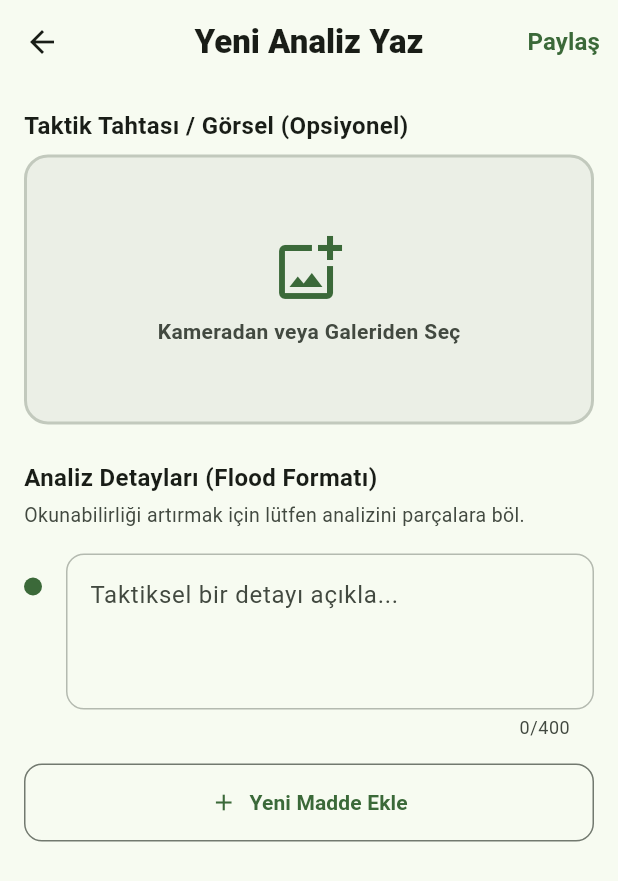
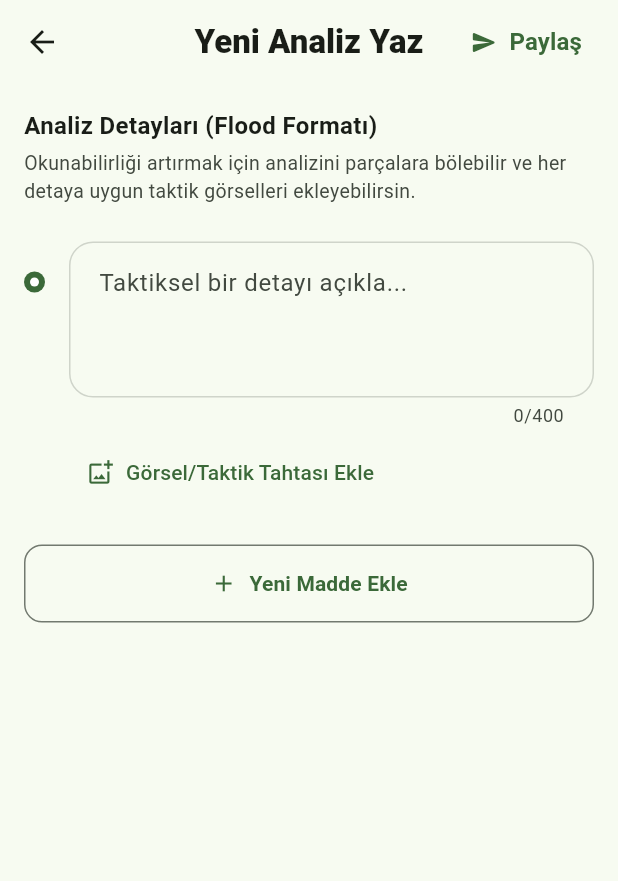
Before and after one commit to ebubekirakin/Futbol-Panorama, a Flutter app: the CreateAnalysisPage screen opened directly, on a phone screen of 412 x 824 dp. Shown: the top 881 px of the screen. Run offline on Flutter 3.47's test engine with Material 3 defaults, Android fonts, the phone set to English and light mode, and no system bars; our stand-ins replace dio, flutter_riverpod, fpdart, freezed_annotation, supabase_flutter; accounts and stored records are empty.

```diff
--- a/mobile_app/lib/features/create_analysis/presentation/pages/create_analysis_page.dart
+++ b/mobile_app/lib/features/create_analysis/presentation/pages/create_analysis_page.dart
@@ -1,69 +1,72 @@
 import 'dart:io';
 import 'package:flutter/material.dart';
+import 'package:flutter_riverpod/flutter_riverpod.dart';
+import '../providers/flood_provider.dart';
 
-class CreateAnalysisPage extends StatefulWidget {
+class CreateAnalysisPage extends ConsumerStatefulWidget {
   const CreateAnalysisPage({super.key});
 
   @override
-  State<CreateAnalysisPage> createState() => _CreateAnalysisPageState();
+  ConsumerState<CreateAnalysisPage> createState() => _CreateAnalysisPageState();
 }
 
-class _CreateAnalysisPageState extends State<CreateAnalysisPage> {
-  // Analiz metinlerinin tutulacağı Controller listemiz
-  final List<TextEditingController> _textControllers = [TextEditingController()];
-
-  // Seçilen resmin dosya yolunu tutacak geçici state
-  String? _selectedImagePath;
+class _CreateAnalysisPageState extends ConsumerState<CreateAnalysisPage> {
+  // Controller'ları id'lerine göre tutan harita.
+  // Performans ve state yönetimi uyumu için controller'ları arayüz tarafında (State) tutuyoruz.
+  final Map<String, TextEditingController> _controllers = {};
 
   @override
   void dispose() {
-    // Hafıza sızıntılarını önlemek için controller'ları temizliyoruz
-    for (var controller in _textControllers) {
+    // Hafıza sızıntısı olmaması için oluşturulan tüm controller'lar dispose ediliyor
+    for (var controller in _controllers.values) {
       if (mounted) controller.dispose();
     }
     super.dispose();
   }
 
-  void _addNewTextField() {
-    setState(() {
-      _textControllers.add(TextEditingController());
+  TextEditingController _getController(String id, String initialText) {
+    if (!_controllers.containsKey(id)) {
+      final controller = TextEditingController(text: initialText);
+      // Klavye yazıldıkça ufak gecikmelerden kaçınmak ve provider'ı eşitlemek için listener
+      controller.addListener(() {
+        ref.read(floodNotifierProvider.notifier).updateText(id, controller.text);
       });
+      _controllers[id] = controller;
+    }
+    return _controllers[id]!;
   }
 
-  void _removeTextField(int index) {
-    if (_textControllers.length > 1) {
-      setState(() {
-        _textControllers[index].dispose();
-        _textControllers.removeAt(index);
-      });
-    }
-  }
+  Future<void> _pickImage(String id) async {
+    // BURADA GELECEKTE GERÇEK IMAGE_PICKER KULLANILACAK
+    // Örnek kullanım:
+    // final picker = ImagePicker();
+    // final image = await picker.pickImage(source: ImageSource.gallery);
+    // if (image != null) ref.read(floodNotifierProvider.notifier).updateImage(id, image.path);
 
-  Future<void> _pickImage() async {
-    // Burada ileride image_picker kütüphanesi kullanılacaktır
-    // Örnek: final picker = ImagePicker(); final image = await picker.pickImage(source: ImageSource.gallery);
-    // Şimdilik UI simülasyonu yapıyoruz.
+    // ŞİMDİLİK SİMÜLASYON YAPIYORUZ
     ScaffoldMessenger.of(context).showSnackBar(
-      const SnackBar(content: Text('Sistem galerisi açılıyor (ImagePicker entegrasyonu simule edildi)')),
+      const SnackBar(content: Text('Sistem galerisi açılıyor (Simülasyon)')),
     );
+    // Geçici olarak bir dummy path gönderiyoruz ki UI güncellensin:
+    ref.read(floodNotifierProvider.notifier).updateImage(id, 'simulated_dummy_path_for_$id');
   }
 
   @override
   Widget build(BuildContext context) {
+    final floodList = ref.watch(floodNotifierProvider);
+
+    // Aktif olmayan controller'ları serbest bırak (silinen maddeler için)
+    final currentIds = floodList.map((e) => e.id).toSet();
+    _controllers.keys.where((id) => !currentIds.contains(id)).toList().forEach((id) {
+       _controllers[id]?.dispose();
+       _controllers.remove(id);
+    });
+
     return Scaffold(
       appBar: AppBar(
         title: const Text('Yeni Analiz Yaz', style: TextStyle(fontWeight: FontWeight.w800)),
         actions: [
-          TextButton(
-            onPressed: () {
-              // Yayınlama mantığı eklenecek
-              ScaffoldMessenger.of(context).showSnackBar(
-                const SnackBar(content: Text('Analiz yapay zeka denetimine gönderiliyor...')),
-              );
-              Navigator.pop(context);
-            },
-            child: const Text('Paylaş', style: TextStyle(fontWeight: FontWeight.bold, fontSize: 16)),
-          )
+          filledButtonOrTextButton(context, floodList),
         ],
       ),
       body: SingleChildScrollView(
@@ -71,50 +74,6 @@ class _CreateAnalysisPageState extends State<CreateAnalysisPage> {
         child: Column(
           crossAxisAlignment: CrossAxisAlignment.stretch,
           children: [
-            // Resim Yükleme Alanı
-            const Text(
-              'Taktik Tahtası / Görsel (Opsiyonel)',
-              style: TextStyle(fontWeight: FontWeight.bold, fontSize: 16),
-            ),
-            const SizedBox(height: 8),
-            InkWell(
-              onTap: _pickImage,
-              borderRadius: BorderRadius.circular(16),
-              child: Container(
-                height: 180,
-                decoration: BoxDecoration(
-                  color: Theme.of(context).colorScheme.surfaceContainerHighest.withOpacity(0.5),
-                  borderRadius: BorderRadius.circular(16),
-                  border: Border.all(
-                    color: Theme.of(context).colorScheme.outlineVariant,
-                    width: 2,
-                    style: BorderStyle.solid,
-                  ),
-                ),
-                child: Center(
-                  child: Column(
-                    mainAxisAlignment: MainAxisAlignment.center,
-                    children: [
-                      Icon(
-                        Icons.add_photo_alternate_outlined,
-                        size: 48,
-                        color: Theme.of(context).colorScheme.primary,
-                      ),
-                      const SizedBox(height: 8),
-                      Text(
-                        'Kameradan veya Galeriden Seç',
-                        style: TextStyle(
-                          color: Theme.of(context).colorScheme.onSurfaceVariant,
-                          fontWeight: FontWeight.w600,
-                        ),
-                      ),
-                    ],
-                  ),
-                ),
-              ),
-            ),
-            const SizedBox(height: 24),
-
             // Dinamik Madde Madde Flood Alanı
             const Text(
               'Analiz Detayları (Flood Formatı)',
@@ -122,27 +81,28 @@ class _CreateAnalysisPageState extends State<CreateAnalysisPage> {
             ),
             const SizedBox(height: 4),
             Text(
-              'Okunabilirliği artırmak için lütfen analizini parçalara böl.',
+              'Okunabilirliği artırmak için analizini parçalara bölebilir ve her detaya uygun taktik görselleri ekleyebilirsin.',
               style: TextStyle(color: Theme.of(context).colorScheme.onSurfaceVariant, fontSize: 13),
             ),
-            const SizedBox(height: 16),
+            const SizedBox(height: 24),
 
-            // TextFields Listesi
+            // TextFields Listesi (Riverpod State üzerinden çalışır)
             ListView.separated(
               shrinkWrap: true,
               physics: const NeverScrollableScrollPhysics(),
-              itemCount: _textControllers.length,
-              separatorBuilder: (context, index) => const SizedBox(height: 12),
+              itemCount: floodList.length,
+              separatorBuilder: (context, index) => const SizedBox(height: 16),
               itemBuilder: (context, index) {
-                return _buildDynamicTextField(index);
+                final item = floodList[index];
+                return _buildDynamicFloodItem(item, index, floodList.length);
               },
             ),
 
-            const SizedBox(height: 16),
+            const SizedBox(height: 24),
 
             // Yeni Madde Ekle Butonu
             OutlinedButton.icon(
-              onPressed: _addNewTextField,
+              onPressed: () => ref.read(floodNotifierProvider.notifier).addFloodItem(),
               icon: const Icon(Icons.add),
               label: const Text('Yeni Madde Ekle', style: TextStyle(fontWeight: FontWeight.bold)),
               style: OutlinedButton.styleFrom(
@@ -157,62 +117,161 @@ class _CreateAnalysisPageState extends State<CreateAnalysisPage> {
     );
   }
 
-  Widget _buildDynamicTextField(int index) {
+  Widget filledButtonOrTextButton(BuildContext context, List<FloodItem> list) {
+     return Padding(
+       padding: const EdgeInsets.only(right: 8.0),
+       child: TextButton.icon(
+          onPressed: () {
+            // Örnek doğrulama veya api'ye gönderme (JSON olarak görebilelim diye logluyoruz)
+            for(var item in list) {
+              debugPrint("Flood ${item.id}: Text='${item.text}', Image=${item.imagePath}");
+            }
+            ScaffoldMessenger.of(context).showSnackBar(
+              const SnackBar(content: Text('Analiz yapay zeka denetimine gönderiliyor...')),
+            );
+            Navigator.pop(context);
+          },
+          label: const Text('Paylaş', style: TextStyle(fontWeight: FontWeight.bold, fontSize: 16)),
+          icon: const Icon(Icons.send_rounded, size: 18),
+        ),
+     );
+  }
+
+  Widget _buildDynamicFloodItem(FloodItem item, int index, int totalCount) {
     return Row(
       crossAxisAlignment: CrossAxisAlignment.start,
       children: [
         // Sola çizgi ve madde imi (Twitter thread efekti)
         Column(
           children: [
-            const SizedBox(height: 16), // Padding for alignment
+            const SizedBox(height: 20), // Hizalama
             Container(
-              width: 12,
-              height: 12,
+              width: 14,
+              height: 14,
               decoration: BoxDecoration(
                 color: Theme.of(context).colorScheme.primary,
                 shape: BoxShape.circle,
               ),
+              child: Center(
+                child: Container(
+                  width: 6,
+                  height: 6,
+                  decoration: BoxDecoration(
+                    color: Theme.of(context).colorScheme.onPrimary,
+                    shape: BoxShape.circle,
                   ),
-            if (index < _textControllers.length - 1)
+                ),
+              ),
+            ),
+            if (index < totalCount - 1)
               Container(
                 width: 2,
-                height: 80, // Approximate height line
+                height: item.imagePath != null ? 240 : 130, // Alt item'ın boyutuna göre çizgi uzunluğu simülasyonu
+                margin: const EdgeInsets.only(top: 4),
+                decoration: BoxDecoration(
                    color: Theme.of(context).colorScheme.primary.withOpacity(0.3),
+                   borderRadius: BorderRadius.circular(2)
+                )
               ),
           ],
         ),
         const SizedBox(width: 16),
-        // Metin Kutusu
+        // Metin Kutusu, Görsel Ekle Butonu ve Görsel Gösterimi
         Expanded(
-          child: TextFormField(
-            controller: _textControllers[index],
+          child: Column(
+            crossAxisAlignment: CrossAxisAlignment.start,
+            children: [
+              TextFormField(
+                controller: _getController(item.id, item.text),
                 maxLines: null,
                 minLines: 3,
-            maxLength: 400, // PRD kuralı: UI sınırlandırması
+                maxLength: 400, // PRD kuralı
                 decoration: InputDecoration(
                   hintText: 'Taktiksel bir detayı açıkla...',
                   filled: true,
                   fillColor: Theme.of(context).colorScheme.surface,
+                  contentPadding: const EdgeInsets.all(16),
                   border: OutlineInputBorder(
-                borderRadius: BorderRadius.circular(12),
-                borderSide: BorderSide(color: Theme.of(context).colorScheme.outline.withOpacity(0.5)),
+                    borderRadius: BorderRadius.circular(16),
+                    borderSide: BorderSide(color: Theme.of(context).colorScheme.outline.withOpacity(0.3)),
                   ),
                   enabledBorder: OutlineInputBorder(
-                borderRadius: BorderRadius.circular(12),
-                borderSide: BorderSide(color: Theme.of(context).colorScheme.outline.withOpacity(0.5)),
+                    borderRadius: BorderRadius.circular(16),
+                    borderSide: BorderSide(color: Theme.of(context).colorScheme.outline.withOpacity(0.3)),
                   ),
                   focusedBorder: OutlineInputBorder(
-                borderRadius: BorderRadius.circular(12),
-                borderSide: BorderSide(color: Theme.of(context).colorScheme.primary, width: 2),
+                    borderRadius: BorderRadius.circular(16),
+                    borderSide: BorderSide(color: Theme.of(context).colorScheme.primary, width: 1.5),
                   ),
                 ),
               ),
+
+              // O Maddeye Özel Resmimiz Varsa Gösterelim, Yoksa "Görsel Ekle" butonu gösterelim.
+              const SizedBox(height: 6),
+              if (item.imagePath != null)
+                Stack(
+                  children: [
+                    Container(
+                      height: 140,
+                      width: double.infinity,
+                      margin: const EdgeInsets.only(bottom: 8),
+                      decoration: BoxDecoration(
+                        color: Theme.of(context).colorScheme.surfaceContainerHighest.withOpacity(0.5),
+                        borderRadius: BorderRadius.circular(16),
+                        border: Border.all(color: Theme.of(context).colorScheme.outlineVariant),
+                      ),
+                      child: Center(
+                        child: Column(
+                          mainAxisAlignment: MainAxisAlignment.center,
+                          children: [
+                            Icon(Icons.image, size: 48, color: Theme.of(context).colorScheme.primary.withOpacity(0.5)),
+                            const SizedBox(height: 4),
+                            Text('Taktik Tahtası / Görsel', style: TextStyle(fontSize: 12, color: Theme.of(context).colorScheme.primary.withOpacity(0.6))),
+                          ],
+                        ),
+                        // İleride File(item.imagePath!) ile gerçek resim gösterilebilir:
+                        // Image.file(File(item.imagePath!), fit: BoxFit.cover, width: double.infinity),
+                      ),
+                    ),
+                    Positioned(
+                      top: 8,
+                      right: 8,
+                      child: CircleAvatar(
+                        radius: 16,
+                        backgroundColor: Theme.of(context).colorScheme.surface.withOpacity(0.8),
+                        child: IconButton(
+                          padding: EdgeInsets.zero,
+                          iconSize: 18,
+                          icon: Icon(Icons.close, color: Theme.of(context).colorScheme.error),
+                          onPressed: () => ref.read(floodNotifierProvider.notifier).updateImage(item.id, null),
+                        ),
+                      ),
+                    )
+                  ],
+                )
+              else
+                Align(
+                  alignment: Alignment.centerLeft,
+                  child: TextButton.icon(
+                    onPressed: () => _pickImage(item.id),
+                    icon: const Icon(Icons.add_photo_alternate_outlined, size: 18),
+                    label: const Text('Görsel/Taktik Tahtası Ekle'),
+                    style: TextButton.styleFrom(
+                      padding: const EdgeInsets.symmetric(horizontal: 12, vertical: 8),
+                      shape: RoundedRectangleBorder(borderRadius: BorderRadius.circular(8)),
+                    ),
+                  ),
+                ),
+            ],
+          ),
         ),
         // Silme Butonu (En az 1 tane kalmak kaydıyla)
-        if (_textControllers.length > 1)
+        if (totalCount > 1)
           IconButton(
-            icon: Icon(Icons.remove_circle_outline, color: Theme.of(context).colorScheme.error),
-            onPressed: () => _removeTextField(index),
+            padding: const EdgeInsets.only(top: 12),
+            alignment: Alignment.topCenter,
+            icon: Icon(Icons.remove_circle_outline, color: Theme.of(context).colorScheme.error.withOpacity(0.8)),
+            onPressed: () => ref.read(floodNotifierProvider.notifier).removeFloodItem(item.id),
             tooltip: 'Bu maddeyi sil',
           ),
       ],
--- /dev/null
+++ b/mobile_app/lib/features/create_analysis/presentation/providers/flood_provider.dart
@@ -0,0 +1,71 @@
+import 'package:flutter/material.dart';
+import 'package:flutter_riverpod/flutter_riverpod.dart';
+
+class FloodItem {
+  final String id;
+  final String text;
+  final String? imagePath;
+
+  FloodItem({
+    required this.id,
+    this.text = '',
+    this.imagePath,
+  });
+
+  FloodItem copyWith({
+    String? id,
+    String? text,
+    String? imagePath,
+    bool clearImage = false, // Görseli silmek için kullanıyoruz
+  }) {
+    return FloodItem(
+      id: id ?? this.id,
+      text: text ?? this.text,
+      imagePath: clearImage ? null : (imagePath ?? this.imagePath),
+    );
+  }
+}
+
+class FloodNotifier extends AutoDisposeNotifier<List<FloodItem>> {
+  @override
+  List<FloodItem> build() {
+    // İlk açıldığında 1 adet boş flood item olsun
+    return [FloodItem(id: UniqueKey().toString())];
+  }
+
+  void addFloodItem() {
+    state = [...state, FloodItem(id: UniqueKey().toString())];
+  }
+
+  void removeFloodItem(String id) {
+    if (state.length <= 1) return; // En az 1 tane kalmalı
+    state = state.where((item) => item.id != id).toList();
+  }
+
+  void updateText(String id, String text) {
+    state = state.map((item) {
+      if (item.id == id) {
+        return item.copyWith(text: text);
+      }
+      return item;
+    }).toList();
+  }
+
+  void updateImage(String id, String? imagePath) {
+    state = state.map((item) {
+      if (item.id == id) {
+        if (imagePath == null) {
+          return item.copyWith(clearImage: true);
+        }
+        return item.copyWith(imagePath: imagePath);
+      }
+      return item;
+    }).toList();
+  }
+}
+
+// Riverpod Provider tanımımız
+final floodNotifierProvider =
+    AutoDisposeNotifierProvider<FloodNotifier, List<FloodItem>>(() {
+  return FloodNotifier();
+});
```
Also changed, not shown: mobile_app/lib/features/create_analysis/domain/repositories/analysis_repository.dart (added, +58 -0 lines). Lines whose indentation alone changed are shown as unchanged.
